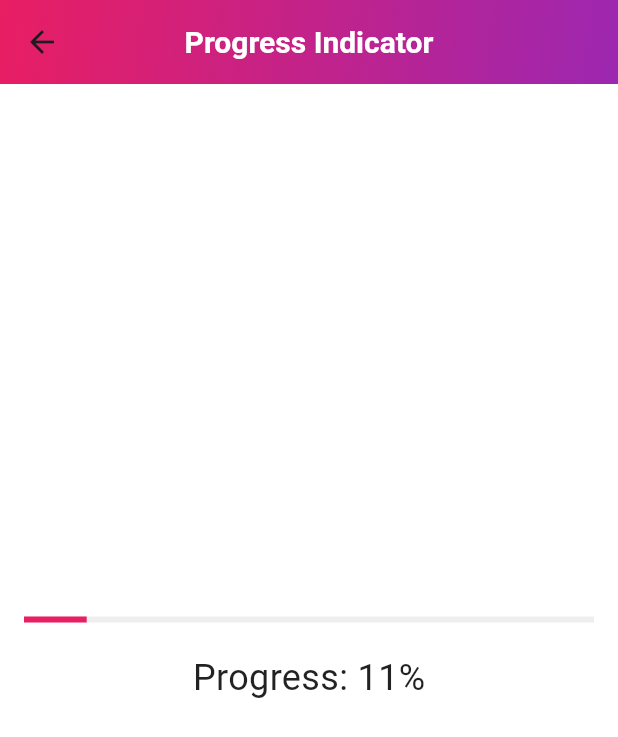
After one commit to LeopoldoIII/my_cs_flutter_app, a Flutter app: the screen it shows after launch, after a tap on "Progress Indicator", on a phone screen of 412 x 824 dp. The commit adds this screen. Shown: the top 737 px of the screen. Run offline on Flutter 3.47's test engine with Material 3 defaults, Android fonts, the phone set to English and light mode, and no system bars.

Commit message:
progress screen

```diff
--- a/lib/features/home/screens/main_screen.dart
+++ b/lib/features/home/screens/main_screen.dart
@@ -1,9 +1,9 @@
 import 'package:flutter/material.dart';
 import 'package:my_cs_flutter_app/features/button_feature/screens/button_screen.dart'; // Importa la pantalla del botón
+import 'package:my_cs_flutter_app/features/progress_indicator_feature/screens/progress_screen.dart';
 import 'package:my_cs_flutter_app/features/radio_button_feature/screens/radio_button_screeen.dart'; // Importa la pantalla del botón
 import 'package:my_cs_flutter_app/features/switch_features/screens/switch_screen.dart';
-import 'package:my_cs_flutter_app/features/slider_screen/screens/slider_screen.dart';
-
+import 'package:my_cs_flutter_app/features/slider_feature/screens/slider_screen.dart';
 import 'package:my_cs_flutter_app/shared/widgets/custom_app_bar.dart';
 import 'package:my_cs_flutter_app/shared/widgets/custom_card_widget.dart'; // Importa el widget genérico
 
@@ -34,6 +34,11 @@ class MainScreen extends StatelessWidget {
             title: 'Slider',
             leading: Icons.tune,
             destination: SliderScreen(),
+          ),
+          CustomCardWidget(
+            title: 'Progress Indicator',
+            leading: Icons.tune,
+            destination: ProgressScreen(),
           )
         ],
       ),
--- /dev/null
+++ b/lib/features/progress_indicator_feature/screens/progress_screen.dart
@@ -0,0 +1,56 @@
+import 'package:flutter/material.dart';
+import 'package:my_cs_flutter_app/shared/widgets/custom_app_bar.dart';
+
+class ProgressScreen extends StatefulWidget {
+  @override
+  _ProgressScreenState createState() => _ProgressScreenState();
+}
+
+class _ProgressScreenState extends State<ProgressScreen> {
+  double _progressValue = 0.0;
+
+  @override
+  void initState() {
+    super.initState();
+    _updateProgress();
+  }
+
+  // Function to simulate progress
+  void _updateProgress() {
+    Future.delayed(Duration(milliseconds: 100), () {
+      setState(() {
+        _progressValue += 0.01; // Increment progress
+        if (_progressValue < 1.0) {
+          _updateProgress(); // Continue updating until complete
+        }
+      });
+    });
+  }
+
+  @override
+  Widget build(BuildContext context) {
+    return Scaffold(
+      appBar: const CustomAppBar(
+        title: 'Progress Indicator',
+      ),
+      body: Padding(
+        padding: const EdgeInsets.all(16.0),
+        child: Column(
+          mainAxisAlignment: MainAxisAlignment.center,
+          children: [
+            LinearProgressIndicator(
+              value: _progressValue, // Value between 0.0 and 1.0
+              backgroundColor: Colors.grey[200],
+              valueColor: AlwaysStoppedAnimation<Color>(Colors.pink),
+            ),
+            SizedBox(height: 20),
+            Text(
+              'Progress: ${(_progressValue * 100).toStringAsFixed(0)}%',
+              style: TextStyle(fontSize: 24.0),
+            ),
+          ],
+        ),
+      ),
+    );
+  }
+}
```
Also changed, not shown: lib/features/slider_feature/screens/slider_screen.dart (renamed from lib/features/slider_screen/screens/slider_screen.dart).
